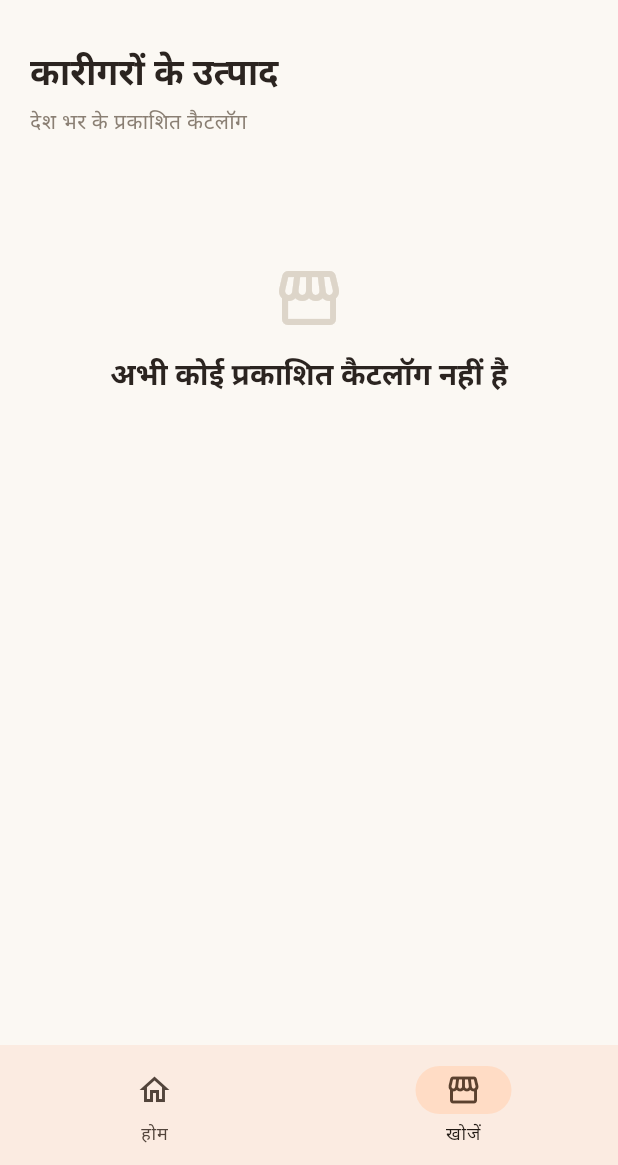
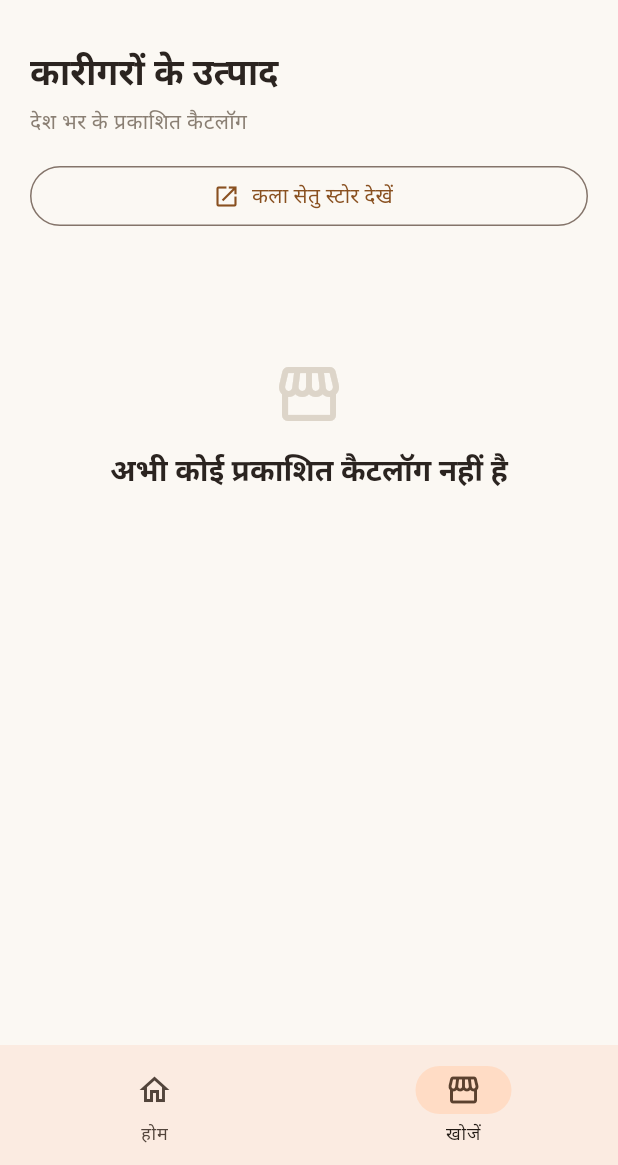
Before and after one commit to AvnishR4j/SIH-26, a Flutter app: the DashboardScreen screen opened directly with empty values, item 2 of the bottom bar chosen, on a phone screen of 412 x 824 dp, the part 71-1236 px from its top. Run offline on Flutter 3.47's test engine with Material 3 defaults, Android fonts, the phone set to English and light mode, and no system bars; our stand-ins replace shared_preferences; accounts and stored records are empty.

Commit message:
Add Shopify store link to Explore

```diff
--- a/frontend/lib/features/marketplace/screens/explore_screen.dart
+++ b/frontend/lib/features/marketplace/screens/explore_screen.dart
@@ -1,4 +1,5 @@
 import 'package:flutter/material.dart';
+import 'package:url_launcher/url_launcher.dart';
 
 import '../../../core/api/api_client.dart';
 import '../../../core/localization/app_language.dart';
@@ -28,6 +29,11 @@ class ExploreScreen extends StatefulWidget {
 }
 
 class _ExploreScreenState extends State<ExploreScreen> {
+  static const _storefrontUrl = String.fromEnvironment(
+    'SHOPIFY_STOREFRONT_URL',
+    defaultValue: 'https://ngbarh-1m.myshopify.com',
+  );
+
   List<MarketplaceCatalogue> _items = const [];
   String? _nextCursor;
   bool _loading = true;
@@ -99,6 +105,22 @@ class _ExploreScreenState extends State<ExploreScreen> {
           ),
         ),
       );
+
+  Future<void> _openStorefront() async {
+    final opened = await launchUrl(
+      Uri.parse(_storefrontUrl),
+      mode: LaunchMode.externalApplication,
+    );
+    if (!opened && mounted) {
+      ScaffoldMessenger.of(context).showSnackBar(
+        SnackBar(
+          content: Text(
+            _t('स्टोर खोलने में समस्या हुई', 'Could not open the KalaSetu Store'),
+          ),
+        ),
+      );
+    }
+  }
 
   Future<void> _delete(MarketplaceCatalogue catalogue) async {
     final confirmed = await showDialog<bool>(
@@ -193,6 +215,16 @@ class _ExploreScreenState extends State<ExploreScreen> {
               'Published catalogues from artisans',
             ),
             style: Theme.of(context).textTheme.bodyMedium,
+          ),
+          const SizedBox(height: 16),
+          SizedBox(
+            width: double.infinity,
+            child: OutlinedButton.icon(
+              key: const Key('visitKalaSetuStoreButton'),
+              onPressed: _openStorefront,
+              icon: const Icon(Icons.open_in_new),
+              label: Text(_t('कला सेतु स्टोर देखें', 'Visit KalaSetu Store')),
+            ),
           ),
           const SizedBox(height: 20),
           if (_items.isEmpty)
--- a/frontend/pubspec.yaml
+++ b/frontend/pubspec.yaml
@@ -35,6 +35,7 @@ dependencies:
   # Use with the CupertinoIcons class for iOS style icons.
   cupertino_icons: ^1.0.8
   shared_preferences: ^2.5.3
+  url_launcher: ^6.3.2
 
 dev_dependencies:
   flutter_test:
```
Also changed, not shown: frontend/pubspec.lock.
